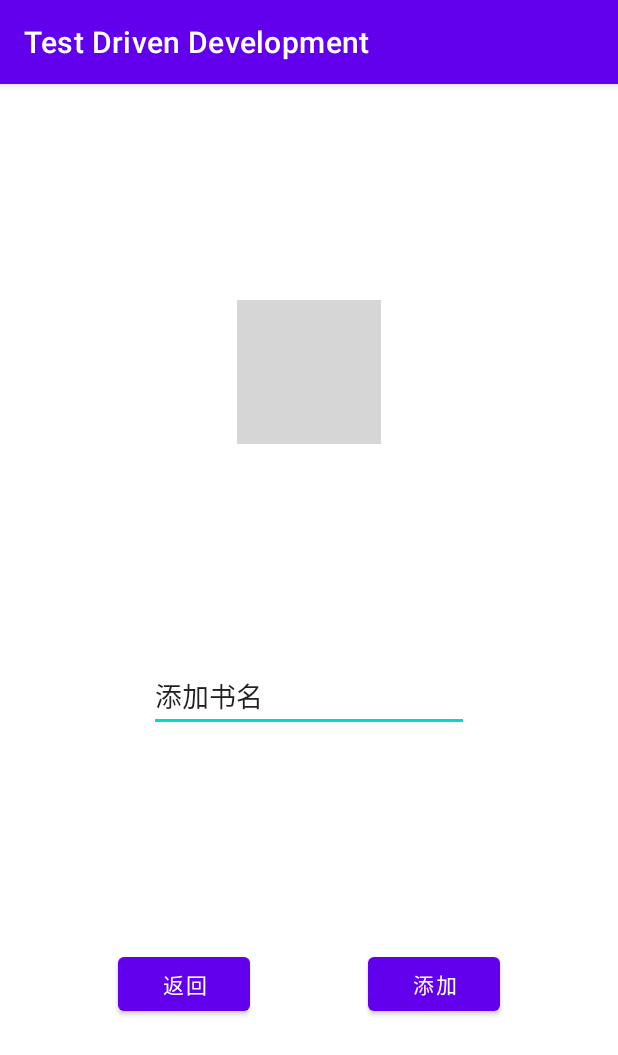
After one commit to AAArisle/Playtask, an Android app: the AddBookActivity screen opened directly, with no data from a screen before it, on a phone screen of 412 x 824 dp. The commit adds this screen. Shown: the top 1055 px of the screen. Run offline under Robolectric (Android 15) with nearby library versions, the phone set to English and light mode, and no system bars; grey boxes are pictures that could not be loaded.

Commit message:
实验七

```diff
--- a/app/src/main/AndroidManifest.xml
+++ b/app/src/main/AndroidManifest.xml
@@ -13,7 +13,7 @@
         android:theme="@style/Theme.MyFirstApplication"
         tools:targetApi="31">
         <activity
-            android:name=".MainActivity"
+            android:name=".AddBookActivity"
             android:exported="false" />
         <activity
             android:name=".BookListMainActivity"
--- /dev/null
+++ b/app/src/main/java/com/jnu/student/AddBookActivity.java
@@ -0,0 +1,56 @@
+package com.jnu.student;
+
+import androidx.appcompat.app.AppCompatActivity;
+
+import android.app.Activity;
+import android.content.Intent;
+import android.os.Bundle;
+import android.text.Editable;
+import android.view.View;
+import android.widget.Button;
+import android.widget.EditText;
+import android.widget.ImageView;
+
+public class AddBookActivity extends AppCompatActivity {
+    // 其他书籍信息的EditText
+    private ImageView coverImageView;
+    private EditText titleEditText;
+
+
+    @Override
+    protected void onCreate(Bundle savedInstanceState) {
+        super.onCreate(savedInstanceState);
+        setContentView(R.layout.activity_add_book);
+
+        // 初始化其他书籍信息的EditText
+        coverImageView = findViewById(R.id.image_cover);
+        titleEditText = findViewById(R.id.edit_text_title);
+
+        // 设置添加按钮的点击事件
+        Button addButton = findViewById(R.id.button_add);
+        addButton.setOnClickListener(new View.OnClickListener() {
+            @Override
+            public void onClick(View v) {
+                // 创建一个包含书籍信息的Intent
+                Intent resultIntent = new Intent();
+                resultIntent.putExtra("title", titleEditText.getText().toString());
+
+                // 设置结果码为RESULT_OK，表示成功添加书籍
+                setResult(Activity.RESULT_OK, resultIntent);
+
+                // 结束当前Activity，返回到上一个Activity
+                finish();
+            }
+        });
+
+        // 设置返回按钮的点击事件
+        Button backButton = findViewById(R.id.button_back);
+        backButton.setOnClickListener(new View.OnClickListener() {
+            @Override
+            public void onClick(View v) {
+                setResult(Activity.RESULT_CANCELED);
+                finish();
+            }
+        });
+    }
+}
--- /dev/null
+++ b/app/src/main/res/layout/activity_add_book.xml
@@ -0,0 +1,51 @@
+<?xml version="1.0" encoding="utf-8"?>
+<androidx.constraintlayout.widget.ConstraintLayout xmlns:android="http://schemas.android.com/apk/res/android"
+    xmlns:app="http://schemas.android.com/apk/res-auto"
+    xmlns:tools="http://schemas.android.com/tools"
+    android:layout_width="match_parent"
+    android:layout_height="match_parent"
+    tools:context=".AddBookActivity">
+
+    <EditText
+        android:id="@+id/edit_text_title"
+        android:layout_width="wrap_content"
+        android:layout_height="wrap_content"
+        android:ems="10"
+        android:inputType="text"
+        android:text="添加书名"
+        app:layout_constraintBottom_toTopOf="@+id/button_add"
+        app:layout_constraintEnd_toEndOf="parent"
+        app:layout_constraintStart_toStartOf="parent"
+        app:layout_constraintTop_toBottomOf="@+id/image_cover" />
+
+    <ImageView
+        android:id="@+id/image_cover"
+        android:layout_width="wrap_content"
+        android:layout_height="wrap_content"
+        app:layout_constraintBottom_toTopOf="@+id/edit_text_title"
+        app:layout_constraintEnd_toEndOf="parent"
+        app:layout_constraintStart_toStartOf="parent"
+        app:layout_constraintTop_toTopOf="parent"
+        app:srcCompat="@drawable/book_no_name" />
+
+    <Button
+        android:id="@+id/button_back"
+        android:layout_width="wrap_content"
+        android:layout_height="wrap_content"
+        android:text="返回"
+        app:layout_constraintBottom_toBottomOf="parent"
+        app:layout_constraintEnd_toStartOf="@+id/button_add"
+        app:layout_constraintStart_toStartOf="parent"
+        app:layout_constraintTop_toBottomOf="@+id/edit_text_title" />
+
+    <Button
+        android:id="@+id/button_add"
+        android:layout_width="wrap_content"
+        android:layout_height="wrap_content"
+        android:text="添加"
+        app:layout_constraintStart_toEndOf="@+id/button_back"
+        app:layout_constraintTop_toBottomOf="@+id/edit_text_title"
+        app:layout_constraintBottom_toBottomOf="parent"
+        app:layout_constraintEnd_toEndOf="parent" />
+
+</androidx.constraintlayout.widget.ConstraintLayout>
--- a/app/src/main/res/layout/activity_book_list_main.xml
+++ b/app/src/main/res/layout/activity_book_list_main.xml
@@ -3,7 +3,9 @@
     xmlns:tools="http://schemas.android.com/tools"
     android:layout_width="match_parent"
     android:layout_height="match_parent"
+    android:longClickable="true"
     tools:context=".BookListMainActivity">
+
 
     <androidx.recyclerview.widget.RecyclerView
         android:id="@+id/recycle_view_books"
```
Also changed, not shown: app/src/main/java/com/jnu/student/BookListMainActivity.java (+68 -4 lines), app/src/main/java/com/jnu/student/MainActivity.java (deleted, +0 -13 lines), app/src/main/java/com/jnu/student/RecycleViewBookAdapter.java (+18 -2 lines), app/src/main/res/layout/activity_main.xml (deleted, +0 -11 lines).
